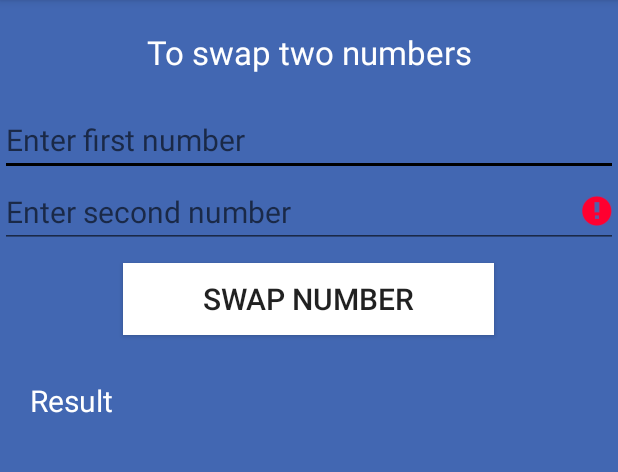
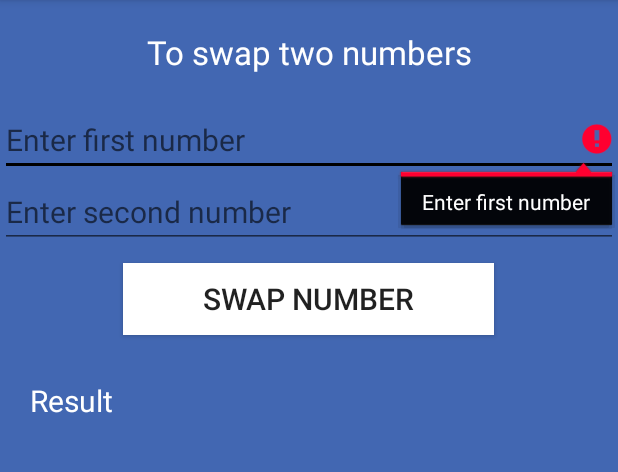
Before and after one commit to Ajar-maharjan/Assignment2, an Android app: the fragment SwapFragment shown on its own in the app's theme, after a tap on "SWAP NUMBER", on a phone screen of 412 x 824 dp, the part 84-556 px from its top. Run offline under Robolectric (Android 15) with nearby library versions, the phone set to English and light mode, and no system bars.

Commit message:
Completed assignment 2

```diff
--- a/app/src/main/java/com/fragment/assignment2/fragments/SwapFragment.java
+++ b/app/src/main/java/com/fragment/assignment2/fragments/SwapFragment.java
@@ -49,7 +49,7 @@ public class SwapFragment extends Fragment implements View.OnClickListener {
     @Override
     public void onClick(View v) {
         if (TextUtils.isEmpty(etNumber1.getText())) {
-            etNumber2.setError("Enter first number");
+            etNumber1.setError("Enter first number");
             return;
         }
         if (TextUtils.isEmpty(etNumber2.getText())) {
```
